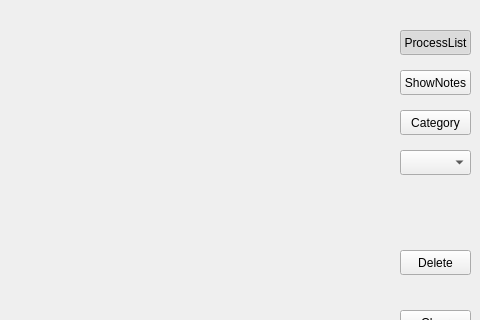
Qt form QKeyMapper/qkeymapper.ui (Zalafina/QKeyMapper) before a commit; both pictures show x 590 to 1070 and y 0 to 320 of the 1070 by 670 pixel window.
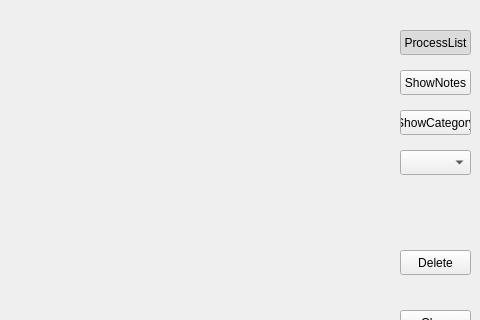
The same form after that commit.

Commit message: Add category filter.

Patch:
```diff
--- a/QKeyMapper/qkeymapper.ui
+++ b/QKeyMapper/qkeymapper.ui
@@ -2084,7 +2084,7 @@
     <enum>Qt::FocusPolicy::NoFocus</enum>
    </property>
    <property name="text">
-    <string>Category</string>
+    <string>ShowCategory</string>
    </property>
    <property name="checkable">
     <bool>true</bool>
```
The commit also changes 7 other files.
